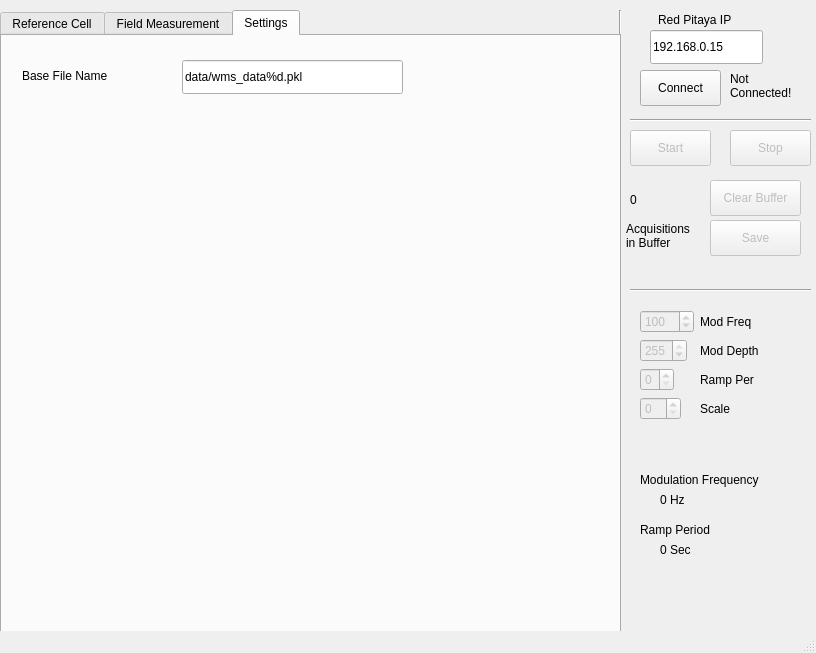
SIBOR/RedPitaya_wms, file python_client/mainwindow.ui: the form before one commit.
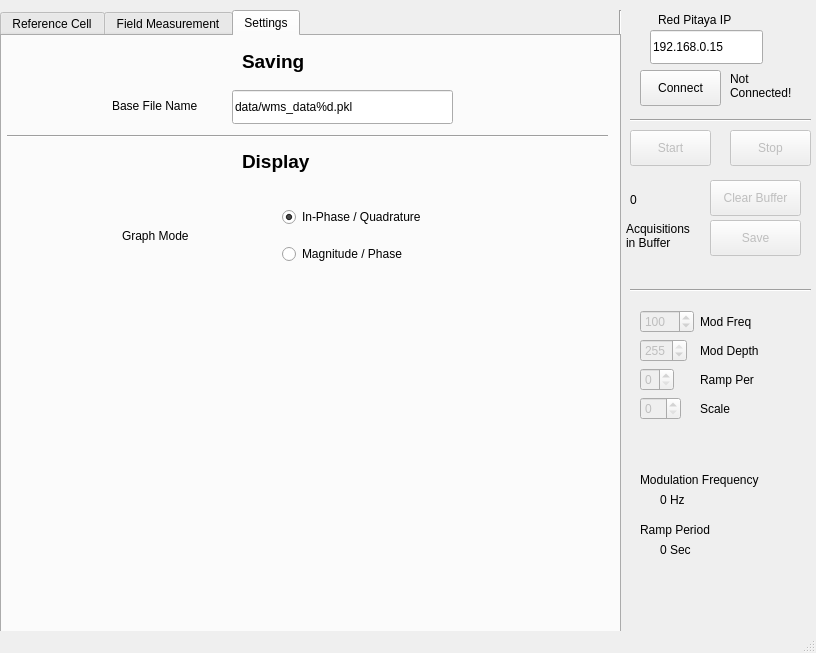
The form after the commit. The open tabs and pages were chosen to show the change. Custom widgets are drawn as their Qt base class.

Commit message: Added option to change from iq to magnitude/phase view of data.

What changed in the file:
```diff
--- a/python_client/mainwindow.ui
+++ b/python_client/mainwindow.ui
@@ -348,8 +348,8 @@
      <widget class="QLineEdit" name="text_fname">
       <property name="geometry">
        <rect>
-        <x>180</x>
-        <y>24</y>
+        <x>230</x>
+        <y>54</y>
         <width>221</width>
         <height>34</height>
        </rect>
@@ -361,9 +361,9 @@
      <widget class="QLabel" name="label_9">
       <property name="geometry">
        <rect>
-        <x>20</x>
-        <y>30</y>
-        <width>161</width>
+        <x>110</x>
+        <y>60</y>
+        <width>121</width>
         <height>20</height>
        </rect>
       </property>
@@ -371,6 +371,101 @@
        <string>Base File Name</string>
       </property>
      </widget>
+     <widget class="QLabel" name="label_10">
+      <property name="geometry">
+       <rect>
+        <x>240</x>
+        <y>10</y>
+        <width>131</width>
+        <height>31</height>
+       </rect>
+      </property>
+      <property name="font">
+       <font>
+        <pointsize>14</pointsize>
+        <weight>75</weight>
+        <bold>true</bold>
+       </font>
+      </property>
+      <property name="text">
+       <string>Saving</string>
+      </property>
+     </widget>
+     <widget class="Line" name="line_4">
+      <property name="geometry">
+       <rect>
+        <x>5</x>
+        <y>90</y>
+        <width>601</width>
+        <height>20</height>
+       </rect>
+      </property>
+      <property name="orientation">
+       <enum>Qt::Horizontal</enum>
+      </property>
+     </widget>
+     <widget class="QLabel" name="label_11">
+      <property name="geometry">
+       <rect>
+        <x>240</x>
+        <y>110</y>
+        <width>131</width>
+        <height>31</height>
+       </rect>
+      </property>
+      <property name="font">
+       <font>
+        <pointsize>14</pointsize>
+        <weight>75</weight>
+        <bold>true</bold>
+       </font>
+      </property>
+      <property name="text">
+       <string>Display</string>
+      </property>
+     </widget>
+     <widget class="QWidget" name="verticalLayoutWidget">
+      <property name="geometry">
+       <rect>
+        <x>280</x>
+        <y>160</y>
+        <width>177</width>
+        <height>80</height>
+       </rect>
+      </property>
+      <layout class="QVBoxLayout" name="verticalLayout">
+       <item>
+        <widget class="QRadioButton" name="radio_graph_iq">
+         <property name="text">
+          <string>In-Phase / Quadrature</string>
+         </property>
+         <property name="checked">
+          <bool>true</bool>
+         </property>
+        </widget>
+       </item>
+       <item>
+        <widget class="QRadioButton" name="radio_graph_mp">
+         <property name="text">
+          <string>Magnitude / Phase</string>
+         </property>
+        </widget>
+       </item>
+      </layout>
+     </widget>
+     <widget class="QLabel" name="label_12">
+      <property name="geometry">
+       <rect>
+        <x>120</x>
+        <y>190</y>
+        <width>121</width>
+        <height>20</height>
+       </rect>
+      </property>
+      <property name="text">
+       <string>Graph Mode</string>
+      </property>
+     </widget>
     </widget>
    </widget>
    <widget class="Line" name="line_3">
```
Left out of the diff: 2 changed lines with no effect on the pictures. The commit also changes 1 other file.
